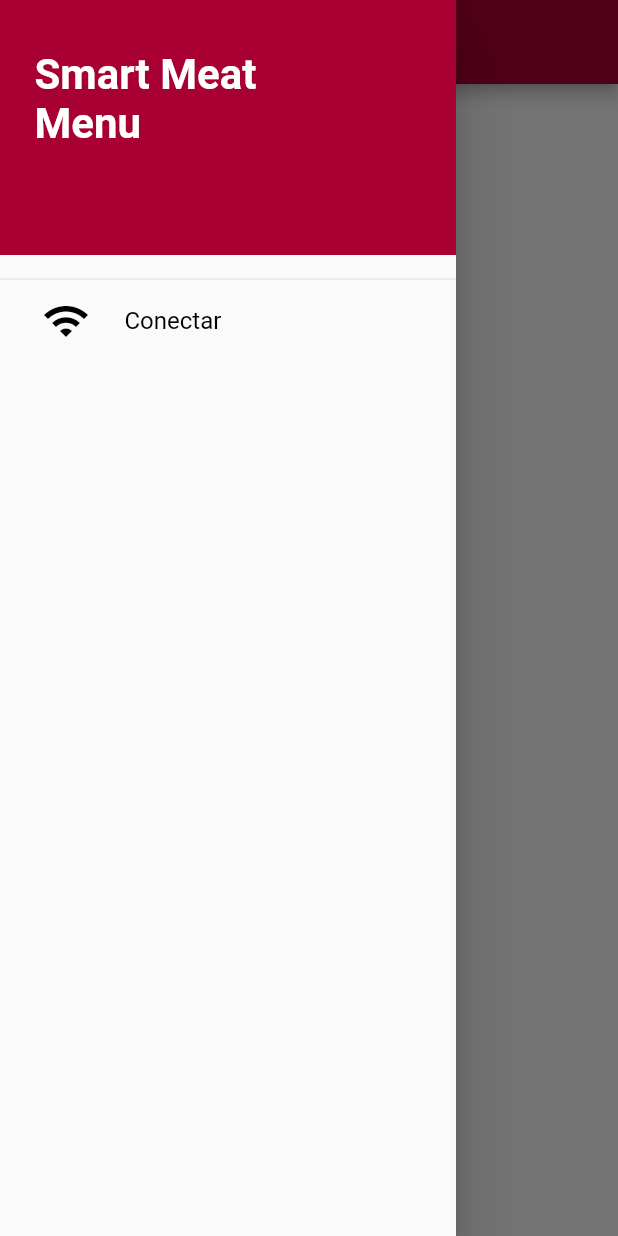
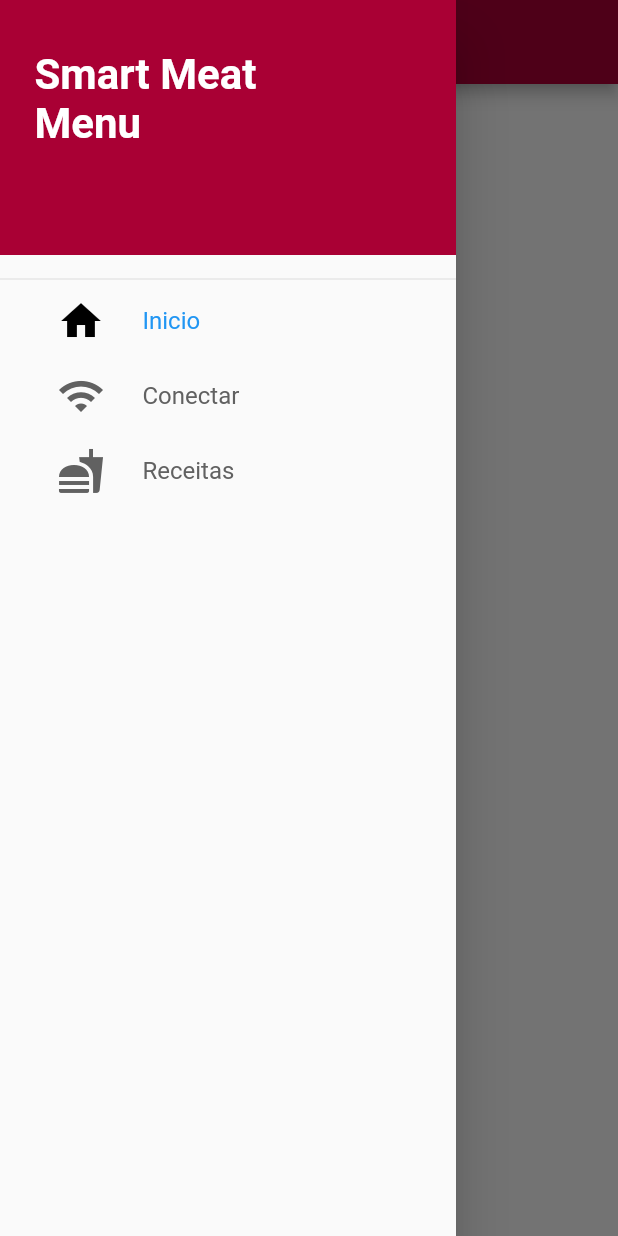
Before and after one commit to SmartMeat-UnB/smartmeat, a Flutter app: the screen it shows after launch, with the side drawer open, on a phone screen of 412 x 824 dp. Run offline on Flutter 3.47's test engine with Material 2 defaults, Android fonts, the phone set to English and light mode, and no system bars; our stand-ins replace image_picker.

Commit message:
Adicionando Receitas no Drawer

```diff
--- a/lib/screens/home_screen.dart
+++ b/lib/screens/home_screen.dart
@@ -12,7 +12,7 @@ class HomeScreen extends StatelessWidget {
       children: <Widget>[
         Scaffold(
           body: HomeTab(),
-          drawer: CustomDrawer(),
+          drawer: CustomDrawer(_pageController),
         )
       ],
     );
--- a/lib/tiles/drawer_tile.dart
+++ b/lib/tiles/drawer_tile.dart
@@ -3,29 +3,41 @@ import 'package:flutter/material.dart';
 class DrawerTile extends StatelessWidget {
   final IconData icon;
   final String text;
+  final PageController controller;
+  final int page;
 
-  DrawerTile(this.icon, this.text);
+  DrawerTile(this.icon, this.text, this.controller, this.page);
 
   @override
   Widget build(BuildContext context) {
     return Material(
       child: InkWell(
-        onTap: () {},
+        onTap: () {
+          Navigator.of(context).pop();
+          controller.jumpToPage(page);
+        },
         child: Container(
           height: 40.0,
           child: Row(
             children: <Widget>[
-              SizedBox(width: 28.0),
+              SizedBox(width: 38.0),
               Icon(
                 icon,
                 size: 32.0,
-                color: Colors.black,
+                color: controller.page.round() == page
+                    ? Colors.black
+                    : Colors.grey[700],
               ),
-              SizedBox(width: 23.0),
+              SizedBox(width: 25.0),
               Text(
                 text,
-                style: TextStyle(fontSize: 16.0, color: Colors.black),
-              )
+                style: TextStyle(
+                  fontSize: 16.0,
+                  color: controller.page.round() == page
+                      ? Theme.of(context).primaryColor
+                      : Colors.grey[700],
+                ),
+              ),
             ],
           ),
         ),
--- a/lib/widgets/custom_drawer.dart
+++ b/lib/widgets/custom_drawer.dart
@@ -2,6 +2,9 @@ import 'package:flutter/material.dart';
 import 'package:smartmeat/tiles/drawer_tile.dart';
 
 class CustomDrawer extends StatelessWidget {
+  final PageController pageController;
+  CustomDrawer(this.pageController);
+
   @override
   Widget build(BuildContext context) {
     Widget _buildDrawerBack() => Container();
@@ -34,7 +37,11 @@ class CustomDrawer extends StatelessWidget {
                 ),
               ),
               Divider(),
-              DrawerTile(Icons.wifi, "Conectar"),
+              DrawerTile(Icons.home, "Inicio", pageController, 0),
+              SizedBox(height: 10.0),
+              DrawerTile(Icons.wifi, "Conectar", pageController, 1),
+              SizedBox(height: 10.0),
+              DrawerTile(Icons.fastfood, "Receitas", pageController, 2),
             ],
           ),
         ],
```
Also changed, not shown: lib/main.dart (+58 -7 lines).
